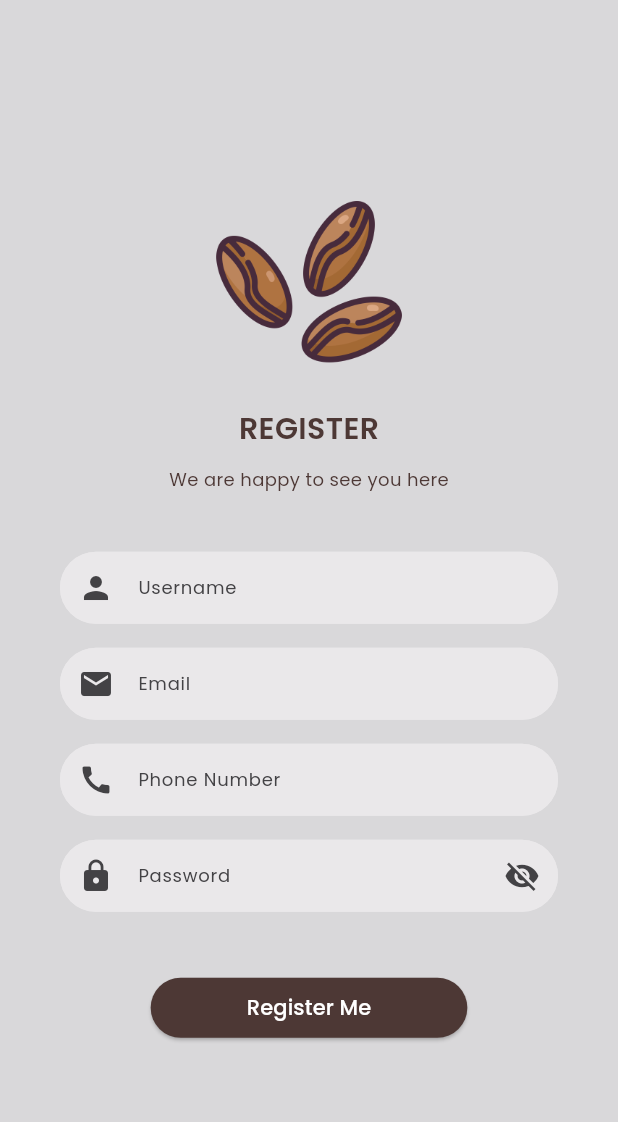
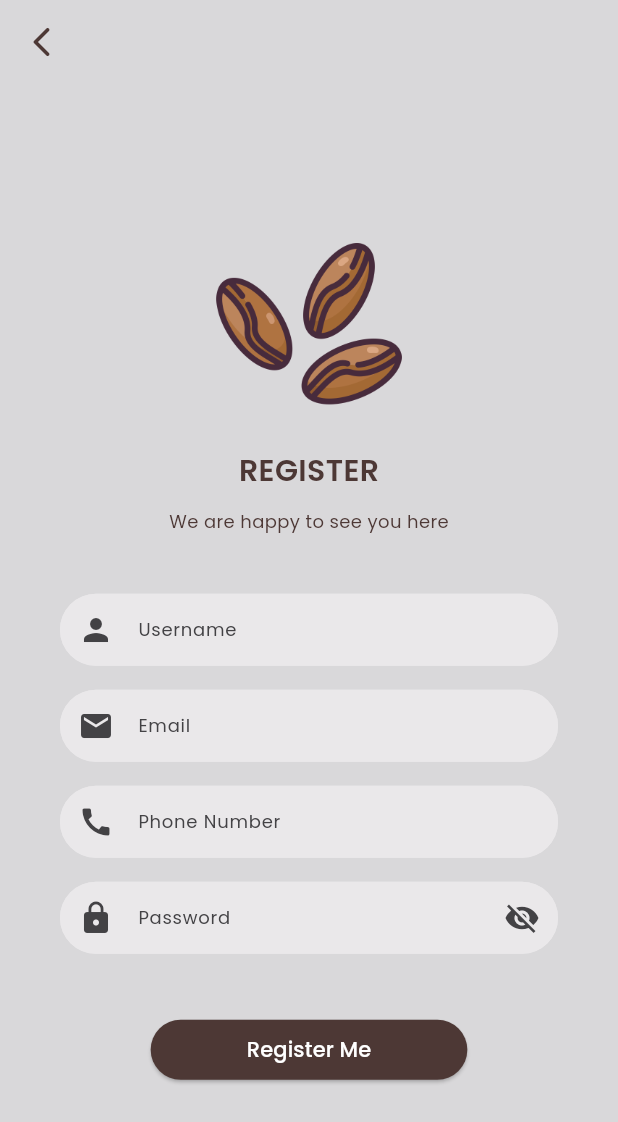
Before and after one commit to Rofiq126/Coffiee_shop_app, a Flutter app: the RegisterScreen screen opened directly, on a phone screen of 412 x 824 dp. Shown: the top 1122 px of the screen. Run offline on Flutter 3.47's test engine with Material 2 defaults, Android fonts, the phone set to English and light mode, and no system bars; our stand-ins replace awesome_snackbar_content, cloud_firestore, firebase_auth, firebase_core, google_nav_bar; accounts and stored records are empty.

Commit message:
add appbar in register screen for icon button back

```diff
--- a/lib/view/auth/register_screen.dart
+++ b/lib/view/auth/register_screen.dart
@@ -26,6 +26,19 @@ class _RegisterScreenState extends State<RegisterScreen> {
     var viewModel = Provider.of<CoffeeShopViewModel>(context, listen: false);
     return Scaffold(
       backgroundColor: Styles.primaryColor,
+      appBar: AppBar(
+        automaticallyImplyLeading: false,
+        backgroundColor: Styles.primaryColor,
+        elevation: 0,
+        leading: IconButton(
+            onPressed: () {
+              Navigator.pop(context);
+            },
+            icon: const Icon(
+              Icons.arrow_back_ios_rounded,
+              color: Styles.brownColor,
+            )),
+      ),
       body: Center(
         child: Padding(
           padding: const EdgeInsets.symmetric(horizontal: 40),
```
